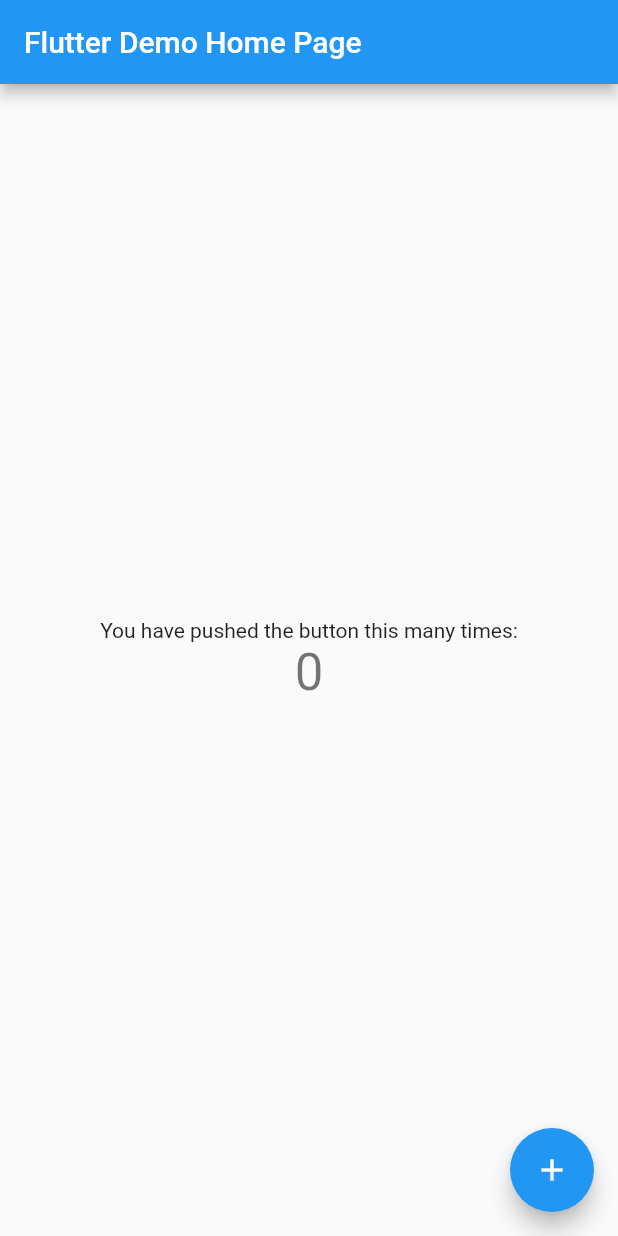
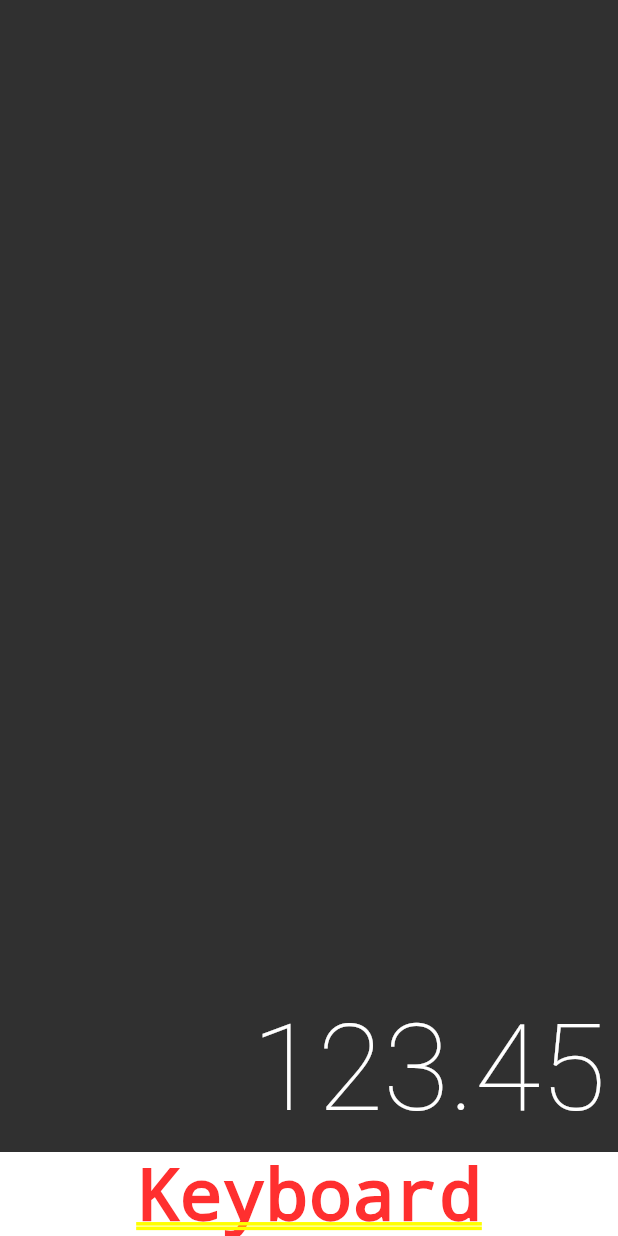
Before and after one commit to WCFX/Flutter-Calculator, a Flutter app: the screen it shows after launch, on a phone screen of 412 x 824 dp. Run offline on Flutter 3.47's test engine with Material 2 defaults, Android fonts, the phone set to English and light mode, and no system bars; drawn by our look-alikes of auto_size_text; Roboto replaces fonts that are missing (Poppins-Thin).

Commit message:
style: componente criado; estilizacao do componente pronta

```diff
--- /dev/null
+++ b/lib/components/display.dart
@@ -0,0 +1,38 @@
+import 'package:auto_size_text/auto_size_text.dart';
+import 'package:flutter/material.dart';
+
+class Display extends StatelessWidget {
+  final String text;
+
+  Display(this.text);
+
+  @override
+  Widget build(BuildContext context) {
+    return Expanded(
+        flex: 1,
+        child: Container(
+            color: Color.fromRGBO(48, 48, 48, 1),
+            child: Column(
+              mainAxisAlignment: MainAxisAlignment.end,
+              crossAxisAlignment: CrossAxisAlignment.stretch,
+              children: [
+                Padding(
+                  padding: const EdgeInsets.all(8.0),
+                  child: AutoSizeText(
+                    text,
+                    minFontSize: 20,
+                    maxFontSize: 80,
+                    maxLines: 1,
+                    textAlign: TextAlign.end,
+                    style: TextStyle(
+                        decoration: TextDecoration.none,
+                        fontWeight: FontWeight.w100,
+                        fontSize: 80,
+                        fontFamily: 'Poppins-Thin',
+                        color: Colors.white),
+                  ),
+                ),
+              ],
+            )));
+  }
+}
--- /dev/null
+++ b/lib/components/keyboard.dart
@@ -0,0 +1,8 @@
+import 'package:flutter/material.dart';
+
+class Keyboard extends StatelessWidget {
+  @override
+  Widget build(BuildContext context) {
+    return Container();
+  }
+}
--- a/lib/main.dart
+++ b/lib/main.dart
@@ -1,113 +1,4 @@
+import 'package:calculator/views/calculator.dart';
 import 'package:flutter/material.dart';
 
-void main() {
-  runApp(MyApp());
-}
-
-class MyApp extends StatelessWidget {
-  // This widget is the root of your application.
-  @override
-  Widget build(BuildContext context) {
-    return MaterialApp(
-      title: 'Flutter Demo',
-      theme: ThemeData(
-        // This is the theme of your application.
-        //
-        // Try running your application with "flutter run". You'll see the
-        // application has a blue toolbar. Then, without quitting the app, try
-        // changing the primarySwatch below to Colors.green and then invoke
-        // "hot reload" (press "r" in the console where you ran "flutter run",
-        // or simply save your changes to "hot reload" in a Flutter IDE).
-        // Notice that the counter didn't reset back to zero; the application
-        // is not restarted.
-        primarySwatch: Colors.blue,
-      ),
-      home: MyHomePage(title: 'Flutter Demo Home Page'),
-    );
-  }
-}
-
-class MyHomePage extends StatefulWidget {
-  MyHomePage({Key? key, required this.title}) : super(key: key);
-
-  // This widget is the home page of your application. It is stateful, meaning
-  // that it has a State object (defined below) that contains fields that affect
-  // how it looks.
-
-  // This class is the configuration for the state. It holds the values (in this
-  // case the title) provided by the parent (in this case the App widget) and
-  // used by the build method of the State. Fields in a Widget subclass are
-  // always marked "final".
-
-  final String title;
-
-  @override
-  _MyHomePageState createState() => _MyHomePageState();
-}
-
-class _MyHomePageState extends State<MyHomePage> {
-  int _counter = 0;
-
-  void _incrementCounter() {
-    setState(() {
-      // This call to setState tells the Flutter framework that something has
-      // changed in this State, which causes it to rerun the build method below
-      // so that the display can reflect the updated values. If we changed
-      // _counter without calling setState(), then the build method would not be
-      // called again, and so nothing would appear to happen.
-      _counter++;
-    });
-  }
-
-  @override
-  Widget build(BuildContext context) {
-    // This method is rerun every time setState is called, for instance as done
-    // by the _incrementCounter method above.
-    //
-    // The Flutter framework has been optimized to make rerunning build methods
-    // fast, so that you can just rebuild anything that needs updating rather
-    // than having to individually change instances of widgets.
-    return Scaffold(
-      appBar: AppBar(
-        // Here we take the value from the MyHomePage object that was created by
-        // the App.build method, and use it to set our appbar title.
-        title: Text(widget.title),
-      ),
-      body: Center(
-        // Center is a layout widget. It takes a single child and positions it
-        // in the middle of the parent.
-        child: Column(
-          // Column is also a layout widget. It takes a list of children and
-          // arranges them vertically. By default, it sizes itself to fit its
-          // children horizontally, and tries to be as tall as its parent.
-          //
-          // Invoke "debug painting" (press "p" in the console, choose the
-          // "Toggle Debug Paint" action from the Flutter Inspector in Android
-          // Studio, or the "Toggle Debug Paint" command in Visual Studio Code)
-          // to see the wireframe for each widget.
-          //
-          // Column has various properties to control how it sizes itself and
-          // how it positions its children. Here we use mainAxisAlignment to
-          // center the children vertically; the main axis here is the vertical
-          // axis because Columns are vertical (the cross axis would be
-          // horizontal).
-          mainAxisAlignment: MainAxisAlignment.center,
-          children: <Widget>[
-            Text(
-              'You have pushed the button this many times:',
-            ),
-            Text(
-              '$_counter',
-              style: Theme.of(context).textTheme.headline4,
-            ),
-          ],
-        ),
-      ),
-      floatingActionButton: FloatingActionButton(
-        onPressed: _incrementCounter,
-        tooltip: 'Increment',
-        child: Icon(Icons.add),
-      ), // This trailing comma makes auto-formatting nicer for build methods.
-    );
-  }
-}
+void main() => runApp(Calculator());
--- /dev/null
+++ b/lib/views/calculator.dart
@@ -0,0 +1,12 @@
+import 'package:flutter/material.dart';
+import '../components/display.dart';
+
+class Calculator extends StatelessWidget {
+  @override
+  Widget build(BuildContext context) {
+    return MaterialApp(
+        home: Column(
+      children: [Display('123.45'), Text('Keyboard')],
+    ));
+  }
+}
```
Also changed, not shown: pubspec.yaml (+9 -55 lines), assets/fonts/Poppins-Regular.ttf (added), assets/fonts/Poppins-Thin.ttf (added), pubspec.lock, 1 other file.
